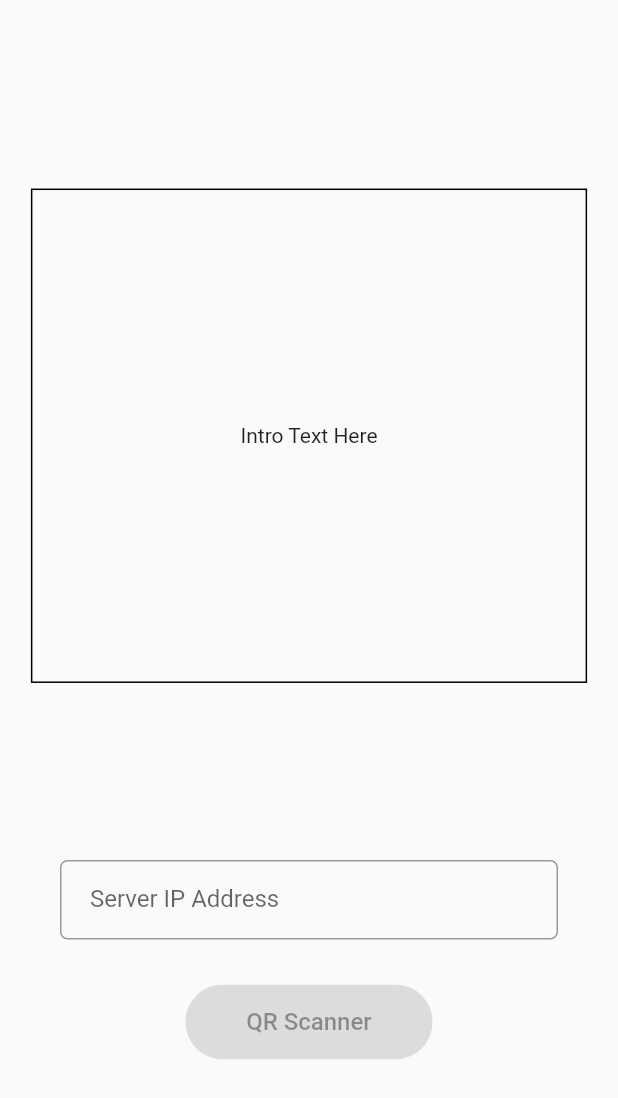
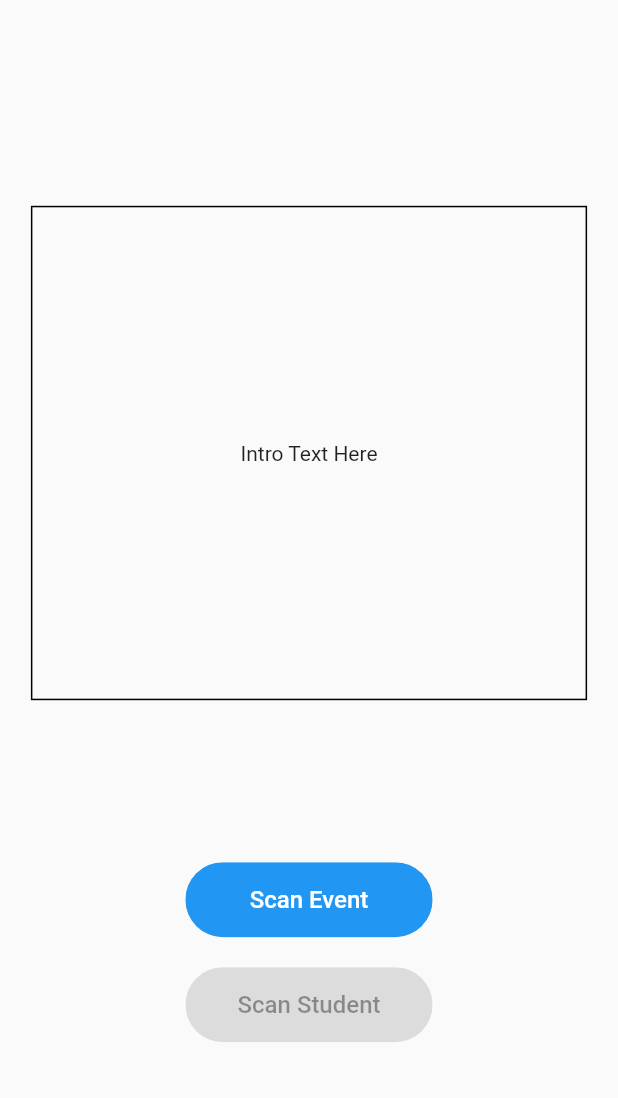
Before and after one commit to MarkRywell/qr_scanner_ITLympics, a Flutter app: the screen it shows after launch, on a phone screen of 412 x 824 dp. Shown: the top 1098 px of the screen. Run offline on Flutter 3.47's test engine with Material 2 defaults, Android fonts, the phone set to English and light mode, and no system bars; our stand-ins replace animated_splash_screen, lottie, page_transition, shared_preferences; missing offline and left inert: mobile_scanner.

Commit message:
Updated homepage to scan another QR

```diff
--- a/lib/views/homepage.dart
+++ b/lib/views/homepage.dart
@@ -2,6 +2,7 @@ import 'package:flutter/material.dart';
 import 'package:qr_scanner_itlympics/views/data_page.dart';
 
 import 'package:qr_scanner_itlympics/views/qr_scanner.dart';
+import 'package:qr_scanner_itlympics/views/qr_scanner_server.dart';
 import 'package:shared_preferences/shared_preferences.dart';
 
 class HomePage extends StatefulWidget {
@@ -17,32 +18,30 @@ class _HomePageState extends State<HomePage> {
   bool ipValidity = false;
   String? serverIPAddress;
 
-  var formKey = GlobalKey<FormState>();
-
-  late TextEditingController hostController = TextEditingController(text: serverIPAddress);
-
-  setServerIP(String IP) async {
-    final pref = await SharedPreferences.getInstance();
-
-    pref.setString("server", IP);
-
-    setState(() {
-      ipValidity = true;
-    });
-
-    print(pref.getString("server"));
-  }
-
+    //
+    // setServerIP(String IP) async {
+    //   final pref = await SharedPreferences.getInstance();
+    //
+    //   pref.setString("server", IP);
+    //
+    //   setState(() {
+    //     ipValidity = true;
+    //   });
+    //
+    //   print(pref.getString("server"));
+    // }
   getServerIP() async {
     final pref = await SharedPreferences.getInstance();
 
+    if(pref.getString("server") == null) {
+      return;
+    }
+
     String? serverIP = pref.getString("server");
-
-
     setState(() {
       serverIPAddress = serverIP;
+      ipValidity = true;
     });
-    print(serverIPAddress);
   }
 
   @override
@@ -66,41 +65,36 @@ class _HomePageState extends State<HomePage> {
                     Container(
                       width: size.width * 0.9,
                       height: size.height * 0.4,
-                      margin: EdgeInsets.all(8),
+                      margin: const EdgeInsets.all(8),
                       decoration: BoxDecoration(
                           border: Border.all(color: Colors.black)
                       ),
-                      child: Center(
+                      child: const Center(
                         child: Text("Intro Text Here"),
                       ),
                     ),
                     const SizedBox(height: 100),
-                    Padding(
-                      padding: const EdgeInsets.symmetric(vertical: 10, horizontal: 40),
-                      child: Form(
-                        key: formKey,
-                        child: TextFormField(
-                          controller: hostController,
-                          decoration: InputDecoration(
-                            labelText: "Server IP Address",
-                            hintText: "E.g. 192.168.1.5",
-                            contentPadding: const EdgeInsets.fromLTRB(20, 0, 10, 5),
-                            border: OutlineInputBorder(
-                                borderRadius: BorderRadius.circular(5)
-                            ),
-                            suffix: IconButton(
-                              onPressed: () {
-                                if(formKey.currentState!.validate()) {
-                                  setServerIP(hostController.text);
-                                }
-                              },
-                              icon: const Icon(Icons.check,
-                              ),
+                    ClipRRect(
+                      borderRadius: BorderRadius.circular(30),
+                      child: SizedBox(
+                        height: 50,
+                        width: size.width * 0.4,
+                        child: ElevatedButton(
+                          onPressed: () async {
+                            await Navigator.push(context,
+                                MaterialPageRoute(
+                                    builder: (context) => const QrScannerServer()
+                                ));
+                            setState(() {
+                              ipValidity = true;
+                            });
+                            getServerIP();
+                          },
+                          child: const Text("Scan Event",
+                            style: TextStyle(
+                              fontSize: 16
                             ),
                           ),
-                          validator: (value) {
-                            return value == null || value.isEmpty ? "Enter Server Address" : null;
-                          },
                         ),
                       ),
                     ),
@@ -117,7 +111,7 @@ class _HomePageState extends State<HomePage> {
                                     builder: (context) => const QRScanner()
                                 ));
                           } : null,
-                          child: const Text("QR Scanner",
+                          child: const Text("Scan Student",
                             style: TextStyle(
                               fontSize: 16,
                             ),),
```
